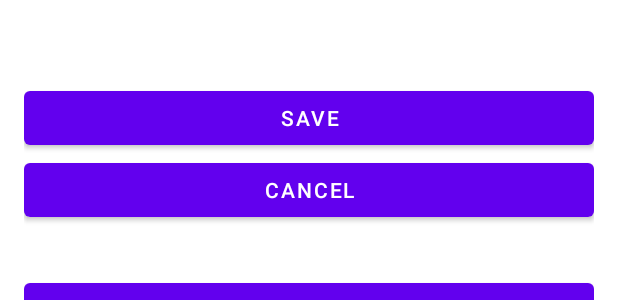
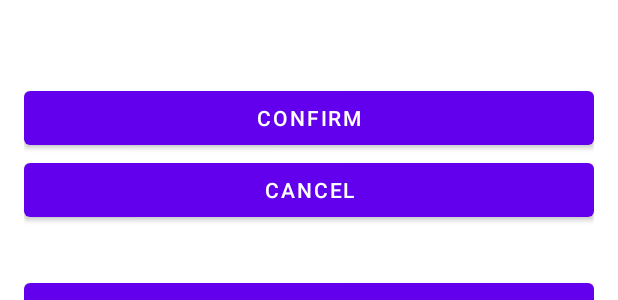
Before and after one commit to arvin07143/KUBOSS, an Android app: the layout fragment_edit_rack.xml on its own in the app's theme, with its tools: preview values and no code run, on a phone screen of 412 x 824 dp. Shown: the part 866-1166 px from the top of the screen. Run offline under Robolectric (Android 15) with nearby library versions, the phone set to English and light mode, and no system bars.

Commit message:
String format

```diff
--- a/app/src/main/res/layout/fragment_edit_rack.xml
+++ b/app/src/main/res/layout/fragment_edit_rack.xml
@@ -17,7 +17,7 @@
 
 
         <Button
-                android:text="Delete"
+                android:text="@string/delete"
                 android:layout_width="0dp"
                 android:layout_height="wrap_content"
                 android:id="@+id/btnDeleteRack"
@@ -31,12 +31,12 @@
                 android:id="@+id/rackId_text_view"
                 app:layout_constraintStart_toStartOf="parent"
                 app:layout_constraintTop_toTopOf="parent"
-                android:text="@{editRackViewModel.rackId}"
+                android:text="@{@string/rack_id(editRackViewModel.rackId)}"
                 tools:text="Rack ID: 01-AA"
                 android:textAppearance="@style/TextAppearance.AppCompat.Large" />
 
         <Button
-                android:text="Cancel"
+                android:text="@string/cancel"
                 android:layout_width="0dp"
                 android:layout_height="wrap_content"
                 android:id="@+id/btnCancel"
@@ -46,7 +46,7 @@
                 android:layout_marginBottom="32dp" />
 
         <Button
-                android:text="Save"
+                android:text="@string/confirm"
                 android:layout_width="0dp"
                 android:layout_height="wrap_content"
                 android:id="@+id/btnSave"
@@ -55,7 +55,7 @@
                 app:layout_constraintBottom_toTopOf="@+id/btnCancel" />
 
         <TextView
-                android:text="New Aisle Number"
+                android:text="@string/new_aisle_number"
                 android:layout_width="wrap_content"
                 android:layout_height="wrap_content"
                 android:textAppearance="@style/TextAppearance.AppCompat.Large"
@@ -75,7 +75,7 @@
                 app:layout_constraintEnd_toEndOf="parent" />
 
         <TextView
-                android:text="New Unit"
+                android:text="@string/new_unit"
                 android:layout_width="wrap_content"
                 android:layout_height="wrap_content"
                 android:textAppearance="@style/TextAppearance.AppCompat.Large"
--- a/app/src/main/res/layout/fragment_rack_details.xml
+++ b/app/src/main/res/layout/fragment_rack_details.xml
@@ -109,13 +109,12 @@
             </com.google.android.material.card.MaterialCardView>
 
             <TextView
-                    android:text="@{rackDetailsViewModel.rackId}"
+                    android:text="@{@string/rack_id(rackDetailsViewModel.rackId)}"
                     android:layout_width="wrap_content"
                     android:layout_height="wrap_content"
                     android:id="@+id/rackNo"
                     app:layout_constraintTop_toTopOf="parent"
                     app:layout_constraintStart_toStartOf="parent"
-                    android:hint="Rack 5"
                     android:layout_marginTop="16dp"
                     android:layout_marginStart="16dp"
                     android:textStyle="bold"
--- a/app/src/main/res/values/strings.xml
+++ b/app/src/main/res/values/strings.xml
@@ -86,5 +86,10 @@
     <string name="confirm">Confirm</string>
     <string name="print">Print</string>
     <string name="create_new">Create New</string>
-
+    <string name="aisle_label">Aisle</string>
+    <string name="unit_label">Unit</string>
+    <string name="delete">Delete</string>
+    <string name="rack_id">Rack ID: %s</string>
+    <string name="new_aisle_number">New Aisle Number</string>
+    <string name="new_unit">New Unit</string>
 </resources>
```
Also changed, not shown: app/src/main/res/layout/fragment_add_rack.xml (+5 -5 lines).
